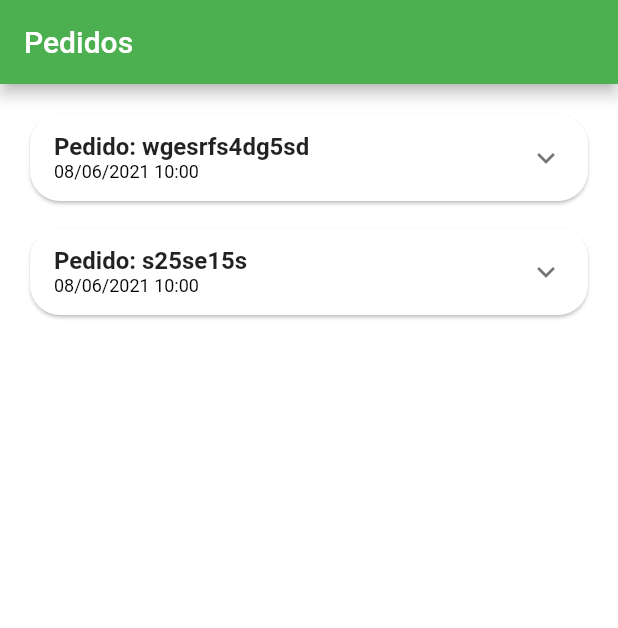
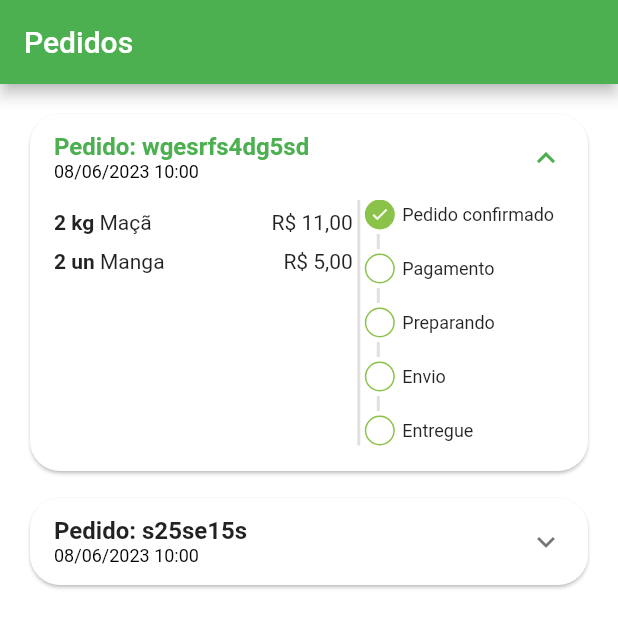
Before and after one commit to thiagolazaro/greengrocer-app-flutter, a Flutter app: the OrdersTab screen opened directly, on a phone screen of 412 x 824 dp. Shown: the top 628 px of the screen. Run offline on Flutter 3.47's test engine with Material 2 defaults, Android fonts, the phone set to English and light mode, and no system bars; our stand-ins replace animated_text_kit, badges, mask_text_input_formatter.

Commit message:
Adicionando Todos os Outros Status

```diff
--- a/lib/src/config/app_data.dart
+++ b/lib/src/config/app_data.dart
@@ -102,8 +102,8 @@ List<OrderModel> orders = [
   // Pedido 01
   OrderModel(
     id: 'wgesrfs4dg5sd',
-    createdDateTime: DateTime.parse('2021-06-08 10:00:10.458'),
-    overdueDateTime: DateTime.parse('2021-06-08 11:00:10.458'),
+    createdDateTime: DateTime.parse('2023-06-08 10:00:10.458'),
+    overdueDateTime: DateTime.parse('2023-06-08 11:00:10.458'),
     total: 11.0,
     items: [
       CartItemModel(
@@ -122,8 +122,8 @@ List<OrderModel> orders = [
   // Pedido 02
   OrderModel(
     id: 's25se15s',
-    createdDateTime: DateTime.parse('2021-06-08 10:00:10.458'),
-    overdueDateTime: DateTime.parse('2021-06-08 11:00:10.458'),
+    createdDateTime: DateTime.parse('2023-06-08 10:00:10.458'),
+    overdueDateTime: DateTime.parse('2023-06-08 11:00:10.458'),
     total: 11.0,
     items: [
       CartItemModel(
@@ -131,7 +131,7 @@ List<OrderModel> orders = [
         quantity: 1,
       ),
     ],
-    status: 'refunded',
+    status: 'deleiverd',
     copyAndPast: 'qs25w2w5s25s5s',
   ),
 ];
--- a/lib/src/pages/orders/components/order_status_widget.dart
+++ b/lib/src/pages/orders/components/order_status_widget.dart
@@ -48,6 +48,26 @@ class OrderStatusWidgets extends StatelessWidget {
             isActive: true,
             title: 'Pagamento Pix vencido',
             backgroundColor: Colors.red,
+          ),
+        ] else ...[
+          _StatusDot(
+            isActive: currentStatus >= 2,
+            title: 'Pagamento',
+          ),
+          const _CustomDivider(),
+          _StatusDot(
+            isActive: currentStatus >= 3,
+            title: 'Preparando',
+          ),
+          const _CustomDivider(),
+          _StatusDot(
+            isActive: currentStatus >= 4,
+            title: 'Envio',
+          ),
+          const _CustomDivider(),
+          _StatusDot(
+            isActive: currentStatus == 5,
+            title: 'Entregue',
           ),
         ]
       ],
--- a/lib/src/pages/orders/components/order_tile.dart
+++ b/lib/src/pages/orders/components/order_tile.dart
@@ -23,6 +23,7 @@ class OrderTile extends StatelessWidget {
       child: Theme(
         data: Theme.of(context).copyWith(dividerColor: Colors.transparent),
         child: ExpansionTile(
+          initiallyExpanded: order.status == 'pending_payment',
           title: Column(
             mainAxisSize: MainAxisSize.min,
             crossAxisAlignment: CrossAxisAlignment.start,
@@ -43,12 +44,13 @@ class OrderTile extends StatelessWidget {
           childrenPadding: const EdgeInsets.fromLTRB(16, 0, 16, 16),
           children: [
             // Listagem dos produtos
-            SizedBox(
-              height: 150,
+            IntrinsicHeight(
               child: Row(
                 children: [
                   Expanded(
                     flex: 3,
+                    child: SizedBox(
+                      height: 150,
                       child: ListView(
                         children: order.items.map((orderItem) {
                           // Lista de items do pedido
@@ -57,6 +59,7 @@ class OrderTile extends StatelessWidget {
                             orderItem: orderItem,
                           );
                         }).toList(),
+                      ),
                     ),
                   ),
 
```
Lines whose indentation alone changed are shown as unchanged.
